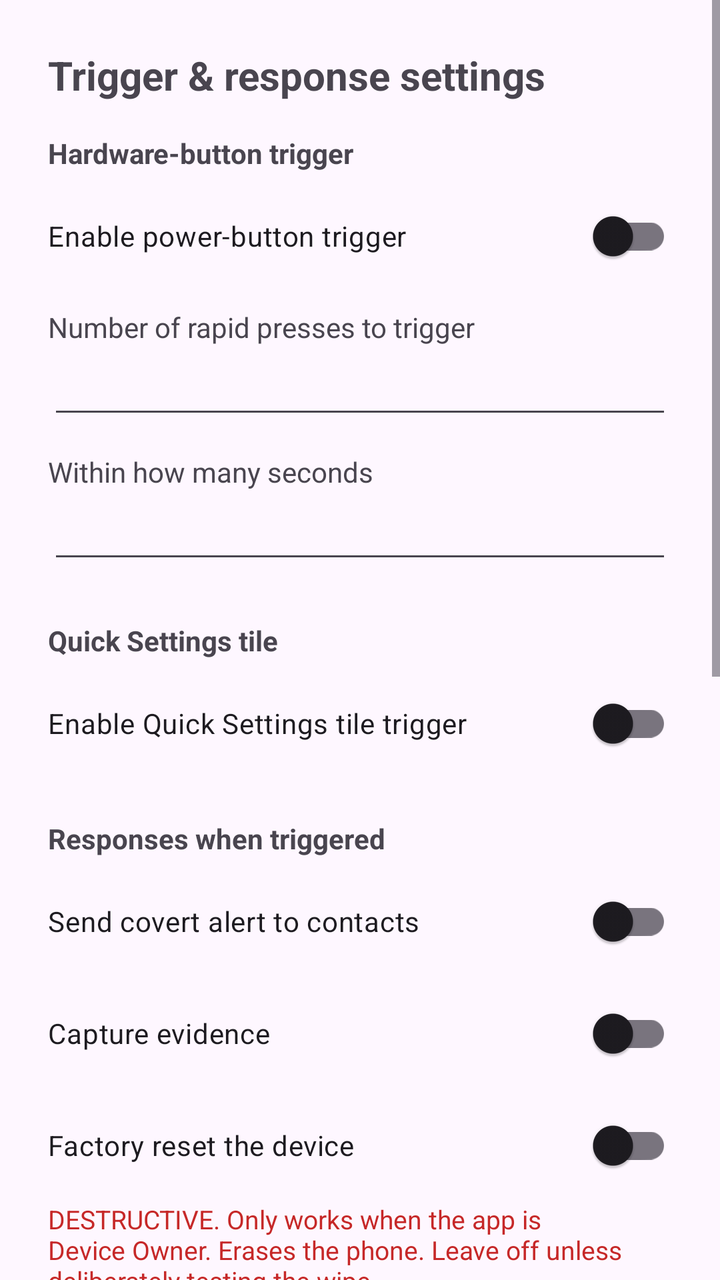
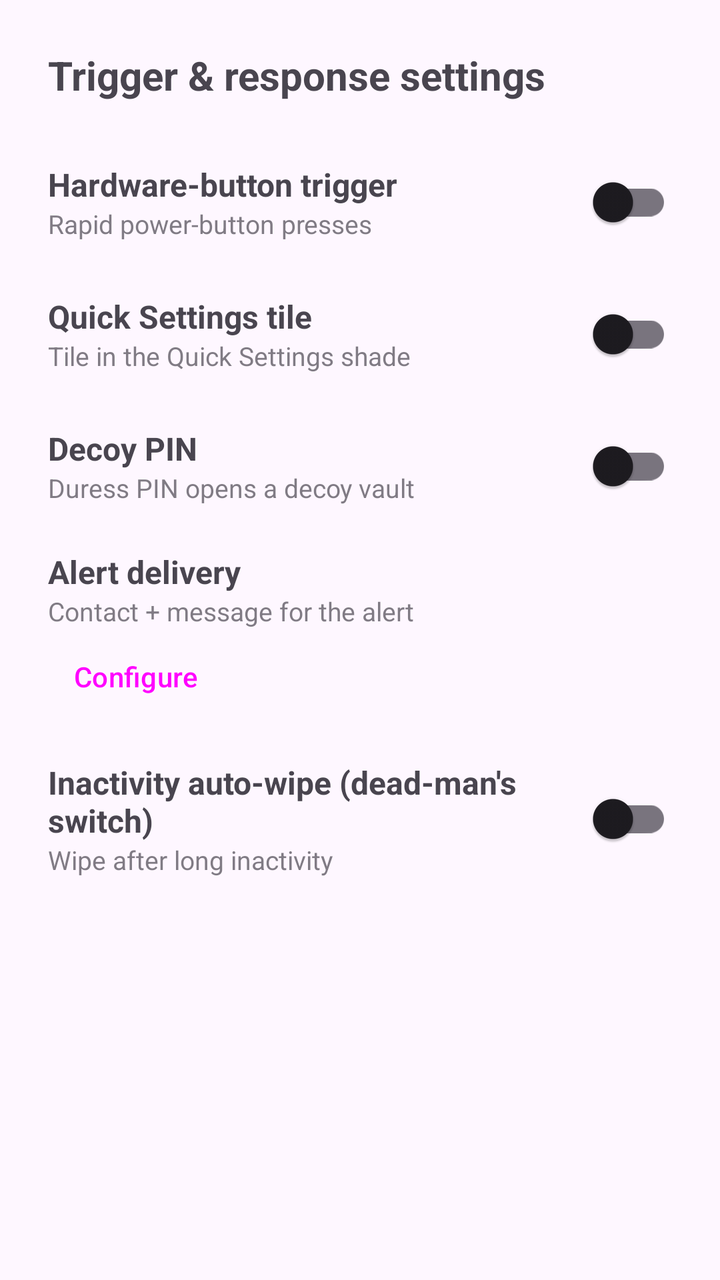

The first picture is an Android layout as it rendered before a commit; the second is the same layout after the commit. The layout source and the unified diff follow.
<!-- AndroidManifest.xml: application theme Theme.Guardian -->
<!-- res/layout/activity_settings.xml -->
<?xml version="1.0" encoding="utf-8"?>
<ScrollView xmlns:android="http://schemas.android.com/apk/res/android"
    android:layout_width="match_parent"
    android:layout_height="match_parent">

    <LinearLayout
        android:layout_width="match_parent"
        android:layout_height="wrap_content"
        android:orientation="vertical"
        android:padding="24dp">

        <TextView
            android:layout_width="wrap_content"
            android:layout_height="wrap_content"
            android:layout_marginBottom="16dp"
            android:text="@string/settings_title"
            android:textSize="20sp"
            android:textStyle="bold" />

        
        <TextView
            android:layout_width="wrap_content"
            android:layout_height="wrap_content"
            android:text="@string/section_hardware"
            android:textStyle="bold" />

        <com.google.android.material.switchmaterial.SwitchMaterial
            android:id="@+id/swHardware"
            android:layout_width="match_parent"
            android:layout_height="wrap_content"
            android:layout_marginTop="8dp"
            android:text="@string/hw_trigger_enabled" />

        <TextView
            android:layout_width="wrap_content"
            android:layout_height="wrap_content"
            android:layout_marginTop="12dp"
            android:text="@string/press_count_label" />

        <EditText
            android:id="@+id/etPressCount"
            android:layout_width="match_parent"
            android:layout_height="wrap_content"
            android:autofillHints=""
            android:importantForAutofill="no"
            android:inputType="number"
            android:maxLength="2" />

        <TextView
            android:layout_width="wrap_content"
            android:layout_height="wrap_content"
            android:layout_marginTop="12dp"
            android:text="@string/window_label" />

        <EditText
            android:id="@+id/etWindow"
            android:layout_width="match_parent"
            android:layout_height="wrap_content"
            android:autofillHints=""
            android:importantForAutofill="no"
            android:inputType="number"
            android:maxLength="2" />

        
        <TextView
            android:layout_width="wrap_content"
            android:layout_height="wrap_content"
            android:layout_marginTop="24dp"
            android:text="@string/section_tile"
            android:textStyle="bold" />

        <com.google.android.material.switchmaterial.SwitchMaterial
            android:id="@+id/swQsTile"
            android:layout_width="match_parent"
            android:layout_height="wrap_content"
            android:layout_marginTop="8dp"
            android:text="@string/qs_tile_enabled" />

        
        <TextView
            android:layout_width="wrap_content"
            android:layout_height="wrap_content"
            android:layout_marginTop="24dp"
            android:text="@string/section_responses"
            android:textStyle="bold" />

        <com.google.android.material.switchmaterial.SwitchMaterial
            android:id="@+id/swAlert"
            android:layout_width="match_parent"
            android:layout_height="wrap_content"
            android:layout_marginTop="8dp"
            android:text="@string/alert_enabled" />

        <com.google.android.material.switchmaterial.SwitchMaterial
            android:id="@+id/swCapture"
            android:layout_width="match_parent"
            android:layout_height="wrap_content"
            android:layout_marginTop="8dp"
            android:text="@string/capture_enabled" />

        <com.google.android.material.switchmaterial.SwitchMaterial
            android:id="@+id/swWipe"
            android:layout_width="match_parent"
            android:layout_height="wrap_content"
            android:layout_marginTop="8dp"
            android:text="@string/wipe_enabled" />

        <TextView
            android:layout_width="wrap_content"
            android:layout_height="wrap_content"
            android:layout_marginTop="4dp"
            android:text="@string/wipe_warning"
            android:textColor="#C62828"
            android:textSize="13sp" />

        
        <TextView
            android:layout_width="wrap_content"
            android:layout_height="wrap_content"
            android:layout_marginTop="24dp"
            android:text="@string/section_alert_delivery"
            android:textStyle="bold" />

        <TextView
            android:layout_width="wrap_content"
            android:layout_height="wrap_content"
            android:layout_marginTop="8dp"
            android:text="@string/contact_label" />

        <EditText
            android:id="@+id/etContact"
            android:layout_width="match_parent"
            android:layout_height="wrap_content"
            android:autofillHints=""
            android:hint="@string/contact_hint"
            android:importantForAutofill="no"
            android:inputType="phone" />

        <TextView
            android:layout_width="wrap_content"
            android:layout_height="wrap_content"
            android:layout_marginTop="12dp"
            android:text="@string/message_label" />

        <EditText
            android:id="@+id/etMessage"
            android:layout_width="match_parent"
            android:layout_height="wrap_content"
            android:autofillHints=""
            android:importantForAutofill="no"
            android:inputType="textMultiLine"
            android:minLines="2" />

        <TextView
            android:layout_width="wrap_content"
            android:layout_height="wrap_content"
            android:layout_marginTop="4dp"
            android:text="@string/message_hint_desc"
            android:textSize="13sp" />

        
        <TextView
            android:layout_width="wrap_content"
            android:layout_height="wrap_content"
            android:layout_marginTop="24dp"
            android:text="@string/section_inactivity"
            android:textStyle="bold" />

        <com.google.android.material.switchmaterial.SwitchMaterial
            android:id="@+id/swInactivity"
            android:layout_width="match_parent"
            android:layout_height="wrap_content"
            android:layout_marginTop="8dp"
            android:text="@string/inactivity_enabled" />

        <TextView
            android:layout_width="wrap_content"
            android:layout_height="wrap_content"
            android:layout_marginTop="12dp"
            android:text="@string/inactivity_hours_label" />

        <EditText
            android:id="@+id/etInactivityHours"
            android:layout_width="match_parent"
            android:layout_height="wrap_content"
            android:autofillHints=""
            android:importantForAutofill="no"
            android:inputType="number"
            android:maxLength="3" />

        <TextView
            android:layout_width="wrap_content"
            android:layout_height="wrap_content"
            android:layout_marginTop="4dp"
            android:text="@string/inactivity_warning"
            android:textColor="#C62828"
            android:textSize="13sp" />

        <TextView
            android:id="@+id/error"
            android:layout_width="wrap_content"
            android:layout_height="wrap_content"
            android:layout_marginTop="12dp"
            android:textColor="#C62828"
            android:visibility="gone" />

        <Button
            android:id="@+id/save"
            android:layout_width="match_parent"
            android:layout_height="wrap_content"
            android:layout_marginTop="24dp"
            android:text="@string/save_settings" />
    </LinearLayout>
</ScrollView>
<!-- resources referenced by this layout -->
<resources>
  <string name="alert_enabled">Send covert alert to contacts</string>
  <string name="capture_enabled">Capture evidence</string>
  <string name="contact_hint">e.g. +15551234567</string>
  <string name="contact_label">Emergency contact number</string>
  <string name="hw_trigger_enabled">Enable power-button trigger</string>
  <string name="inactivity_enabled">Wipe if the phone isn\'t unlocked for a while</string>
  <string name="inactivity_hours_label">Wipe after this many hours of no unlock</string>
  <string name="inactivity_warning">DESTRUCTIVE. Erases the phone automatically. A warning shows first and unlocking cancels it. Only works when the app is Device Owner.</string>
  <string name="message_hint_desc">A map link to your location is appended where %s appears (or at the end).</string>
  <string name="message_label">Alert message</string>
  <string name="press_count_label">Number of rapid presses to trigger</string>
  <string name="qs_tile_enabled">Enable Quick Settings tile trigger</string>
  <string name="save_settings">Save settings</string>
  <string name="section_alert_delivery">Alert delivery</string>
  <string name="section_hardware">Hardware-button trigger</string>
  <string name="section_inactivity">Inactivity auto-wipe (dead-man\'s switch)</string>
  <string name="section_responses">Responses when triggered</string>
  <string name="section_tile">Quick Settings tile</string>
  <string name="settings_title">Trigger &amp; response settings</string>
  <string name="window_label">Within how many seconds</string>
  <string name="wipe_enabled">Factory reset the device</string>
  <string name="wipe_warning">DESTRUCTIVE. Only works when the app is Device Owner. Erases the phone. Leave off unless deliberately testing the wipe.</string>
  <style name="Theme.Guardian" parent="Theme.Material3.DayNight.NoActionBar" />
</resources>

<!-- the commit's change to res/layout/activity_settings.xml (unified diff, before → after) -->
@@ -12,203 +12,100 @@
         <TextView
             android:layout_width="wrap_content"
             android:layout_height="wrap_content"
-            android:layout_marginBottom="16dp"
+            android:layout_marginBottom="8dp"
             android:text="@string/settings_title"
             android:textSize="20sp"
             android:textStyle="bold" />
 
         
-        <TextView
+        <LinearLayout style="@style/RowContainer">
+            <LinearLayout style="@style/RowText">
+                <TextView style="@style/RowTitle" android:text="@string/section_hardware" />
+                <TextView style="@style/RowSub" android:text="@string/hw_sub" />
+            </LinearLayout>
+            <com.google.android.material.switchmaterial.SwitchMaterial
+                android:id="@+id/swHardware"
+                android:layout_width="wrap_content"
+                android:layout_height="wrap_content" />
+        </LinearLayout>
+        <Button
+            android:id="@+id/btnConfigHardware"
+            style="?attr/borderlessButtonStyle"
             android:layout_width="wrap_content"
             android:layout_height="wrap_content"
-            android:text="@string/section_hardware"
-            android:textStyle="bold" />
+            android:text="@string/configure"
+            android:visibility="gone" />
 
-        <com.google.android.material.switchmaterial.SwitchMaterial
-            android:id="@+id/swHardware"
-            android:layout_width="match_parent"
-            android:layout_height="wrap_content"
-            android:layout_marginTop="8dp"
-            android:text="@string/hw_trigger_enabled" />
-
-        <TextView
+        
+        <LinearLayout style="@style/RowContainer">
+            <LinearLayout style="@style/RowText">
+                <TextView style="@style/RowTitle" android:text="@string/section_tile" />
+                <TextView style="@style/RowSub" android:text="@string/qs_sub" />
+            </LinearLayout>
+            <com.google.android.material.switchmaterial.SwitchMaterial
+                android:id="@+id/swQsTile"
+                android:layout_width="wrap_content"
+                android:layout_height="wrap_content" />
+        </LinearLayout>
+        <Button
+            android:id="@+id/btnConfigQs"
+            style="?attr/borderlessButtonStyle"
             android:layout_width="wrap_content"
             android:layout_height="wrap_content"
-            android:layout_marginTop="12dp"
-            android:text="@string/press_count_label" />
+            android:text="@string/configure"
+            android:visibility="gone" />
 
-        <EditText
-            android:id="@+id/etPressCount"
-            android:layout_width="match_parent"
-            android:layout_height="wrap_content"
-            android:autofillHints=""
-            android:importantForAutofill="no"
-            android:inputType="number"
-            android:maxLength="2" />
-
-        <TextView
+        
+        <LinearLayout style="@style/RowContainer">
+            <LinearLayout style="@style/RowText">
+                <TextView style="@style/RowTitle" android:text="@string/section_decoy" />
+                <TextView style="@style/RowSub" android:text="@string/decoy_sub" />
+            </LinearLayout>
+            <com.google.android.material.switchmaterial.SwitchMaterial
+                android:id="@+id/swDecoy"
+                android:layout_width="wrap_content"
+                android:layout_height="wrap_content" />
+        </LinearLayout>
+        <Button
+            android:id="@+id/btnConfigDecoy"
+            style="?attr/borderlessButtonStyle"
             android:layout_width="wrap_content"
             android:layout_height="wrap_content"
-            android:layout_marginTop="12dp"
-            android:text="@string/window_label" />
-
-        <EditText
-            android:id="@+id/etWindow"
-            android:layout_width="match_parent"
-            android:layout_height="wrap_content"
-            android:autofillHints=""
-            android:importantForAutofill="no"
-            android:inputType="number"
-            android:maxLength="2" />
+            android:text="@string/configure"
+            android:visibility="gone" />
 
         
-        <TextView
+        <LinearLayout style="@style/RowContainer">
+            <LinearLayout style="@style/RowText">
+                <TextView style="@style/RowTitle" android:text="@string/section_alert_delivery" />
+                <TextView style="@style/RowSub" android:text="@string/alert_sub" />
+            </LinearLayout>
+        </LinearLayout>
+        <Button
+            android:id="@+id/btnConfigAlert"
+            style="?attr/borderlessButtonStyle"
             android:layout_width="wrap_content"
             android:layout_height="wrap_content"
-            android:layout_marginTop="24dp"
-            android:text="@string/section_tile"
-            android:textStyle="bold" />
-
-        <com.google.android.material.switchmaterial.SwitchMaterial
-            android:id="@+id/swQsTile"
-            android:layout_width="match_parent"
-            android:layout_height="wrap_content"
-            android:layout_marginTop="8dp"
-            android:text="@string/qs_tile_enabled" />
+            android:text="@string/configure" />
 
         
-        <TextView
+        <LinearLayout style="@style/RowContainer">
+            <LinearLayout style="@style/RowText">
+                <TextView style="@style/RowTitle" android:text="@string/section_inactivity" />
+                <TextView style="@style/RowSub" android:text="@string/inactivity_sub" />
+            </LinearLayout>
+            <com.google.android.material.switchmaterial.SwitchMaterial
+                android:id="@+id/swInactivity"
+                android:layout_width="wrap_content"
+                android:layout_height="wrap_content" />
+        </LinearLayout>
+        <Button
+            android:id="@+id/btnConfigInactivity"
+            style="?attr/borderlessButtonStyle"
             android:layout_width="wrap_content"
             android:layout_height="wrap_content"
-            android:layout_marginTop="24dp"
-            android:text="@string/section_responses"
-            android:textStyle="bold" />
-
-        <com.google.android.material.switchmaterial.SwitchMaterial
-            android:id="@+id/swAlert"
-            android:layout_width="match_parent"
-            android:layout_height="wrap_content"
-            android:layout_marginTop="8dp"
-            android:text="@string/alert_enabled" />
-
-        <com.google.android.material.switchmaterial.SwitchMaterial
-            android:id="@+id/swCapture"
-            android:layout_width="match_parent"
-            android:layout_height="wrap_content"
-            android:layout_marginTop="8dp"
-            android:text="@string/capture_enabled" />
-
-        <com.google.android.material.switchmaterial.SwitchMaterial
-            android:id="@+id/swWipe"
-            android:layout_width="match_parent"
-            android:layout_height="wrap_content"
-            android:layout_marginTop="8dp"
-            android:text="@string/wipe_enabled" />
-
-        <TextView
-            android:layout_width="wrap_content"
-            android:layout_height="wrap_content"
-            android:layout_marginTop="4dp"
-            android:text="@string/wipe_warning"
-            android:textColor="#C62828"
-            android:textSize="13sp" />
-
-        
-        <TextView
-            android:layout_width="wrap_content"
-            android:layout_height="wrap_content"
-            android:layout_marginTop="24dp"
-            android:text="@string/section_alert_delivery"
-            android:textStyle="bold" />
-
-        <TextView
-            android:layout_width="wrap_content"
-            android:layout_height="wrap_content"
-            android:layout_marginTop="8dp"
-            android:text="@string/contact_label" />
-
-        <EditText
-            android:id="@+id/etContact"
-            android:layout_width="match_parent"
-            android:layout_height="wrap_content"
-            android:autofillHints=""
-            android:hint="@string/contact_hint"
-            android:importantForAutofill="no"
-            android:inputType="phone" />
-
-        <TextView
-            android:layout_width="wrap_content"
-            android:layout_height="wrap_content"
-            android:layout_marginTop="12dp"
-            android:text="@string/message_label" />
-
-        <EditText
-            android:id="@+id/etMessage"
-            android:layout_width="match_parent"
-            android:layout_height="wrap_content"
-            android:autofillHints=""
-            android:importantForAutofill="no"
-            android:inputType="textMultiLine"
-            android:minLines="2" />
-
-        <TextView
-            android:layout_width="wrap_content"
-            android:layout_height="wrap_content"
-            android:layout_marginTop="4dp"
-            android:text="@string/message_hint_desc"
-            android:textSize="13sp" />
-
-        
-        <TextView
-            android:layout_width="wrap_content"
-            android:layout_height="wrap_content"
-            android:layout_marginTop="24dp"
-            android:text="@string/section_inactivity"
-            android:textStyle="bold" />
-
-        <com.google.android.material.switchmaterial.SwitchMaterial
-            android:id="@+id/swInactivity"
-            android:layout_width="match_parent"
-            android:layout_height="wrap_content"
-            android:layout_marginTop="8dp"
-            android:text="@string/inactivity_enabled" />
-
-        <TextView
-            android:layout_width="wrap_content"
-            android:layout_height="wrap_content"
-            android:layout_marginTop="12dp"
-            android:text="@string/inactivity_hours_label" />
-
-        <EditText
-            android:id="@+id/etInactivityHours"
-            android:layout_width="match_parent"
-            android:layout_height="wrap_content"
-            android:autofillHints=""
-            android:importantForAutofill="no"
-            android:inputType="number"
-            android:maxLength="3" />
-
-        <TextView
-            android:layout_width="wrap_content"
-            android:layout_height="wrap_content"
-            android:layout_marginTop="4dp"
-            android:text="@string/inactivity_warning"
-            android:textColor="#C62828"
-            android:textSize="13sp" />
-
-        <TextView
-            android:id="@+id/error"
-            android:layout_width="wrap_content"
-            android:layout_height="wrap_content"
-            android:layout_marginTop="12dp"
-            android:textColor="#C62828"
+            android:text="@string/configure"
             android:visibility="gone" />
 
-        <Button
-            android:id="@+id/save"
-            android:layout_width="match_parent"
-            android:layout_height="wrap_content"
-            android:layout_marginTop="24dp"
-            android:text="@string/save_settings" />
     </LinearLayout>
 </ScrollView>
<!-- resource entries referenced after the edit -->
@@ -1,27 +1,42 @@
 <!-- resources referenced by this layout -->
 <resources>
-  <string name="alert_enabled">Send covert alert to contacts</string>
-  <string name="capture_enabled">Capture evidence</string>
-  <string name="contact_hint">e.g. +15551234567</string>
-  <string name="contact_label">Emergency contact number</string>
-  <string name="hw_trigger_enabled">Enable power-button trigger</string>
-  <string name="inactivity_enabled">Wipe if the phone isn\'t unlocked for a while</string>
-  <string name="inactivity_hours_label">Wipe after this many hours of no unlock</string>
-  <string name="inactivity_warning">DESTRUCTIVE. Erases the phone automatically. A warning shows first and unlocking cancels it. Only works when the app is Device Owner.</string>
-  <string name="message_hint_desc">A map link to your location is appended where %s appears (or at the end).</string>
-  <string name="message_label">Alert message</string>
-  <string name="press_count_label">Number of rapid presses to trigger</string>
-  <string name="qs_tile_enabled">Enable Quick Settings tile trigger</string>
-  <string name="save_settings">Save settings</string>
+  <string name="alert_sub">Contact + message for the alert</string>
+  <string name="configure">Configure</string>
+  <string name="decoy_sub">Duress PIN opens a decoy vault</string>
+  <string name="hw_sub">Rapid power-button presses</string>
+  <string name="inactivity_sub">Wipe after long inactivity</string>
+  <string name="qs_sub">Tile in the Quick Settings shade</string>
   <string name="section_alert_delivery">Alert delivery</string>
+  <string name="section_decoy">Decoy PIN</string>
   <string name="section_hardware">Hardware-button trigger</string>
   <string name="section_inactivity">Inactivity auto-wipe (dead-man\'s switch)</string>
-  <string name="section_responses">Responses when triggered</string>
   <string name="section_tile">Quick Settings tile</string>
   <string name="settings_title">Trigger &amp; response settings</string>
-  <string name="window_label">Within how many seconds</string>
-  <string name="wipe_enabled">Factory reset the device</string>
-  <string name="wipe_warning">DESTRUCTIVE. Only works when the app is Device Owner. Erases the phone. Leave off unless deliberately testing the wipe.</string>
+  <style name="RowContainer">
+          <item name="android:layout_width">match_parent</item>
+          <item name="android:layout_height">wrap_content</item>
+          <item name="android:orientation">horizontal</item>
+          <item name="android:gravity">center_vertical</item>
+          <item name="android:layout_marginTop">18dp</item>
+      </style>
+  <style name="RowSub">
+          <item name="android:layout_width">wrap_content</item>
+          <item name="android:layout_height">wrap_content</item>
+          <item name="android:textSize">13sp</item>
+          <item name="android:alpha">0.7</item>
+      </style>
+  <style name="RowText">
+          <item name="android:layout_width">0dp</item>
+          <item name="android:layout_height">wrap_content</item>
+          <item name="android:layout_weight">1</item>
+          <item name="android:orientation">vertical</item>
+      </style>
+  <style name="RowTitle">
+          <item name="android:layout_width">wrap_content</item>
+          <item name="android:layout_height">wrap_content</item>
+          <item name="android:textSize">16sp</item>
+          <item name="android:textStyle">bold</item>
+      </style>
   <style name="Theme.Guardian" parent="Theme.Material3.DayNight.NoActionBar" />
 </resources>
 
